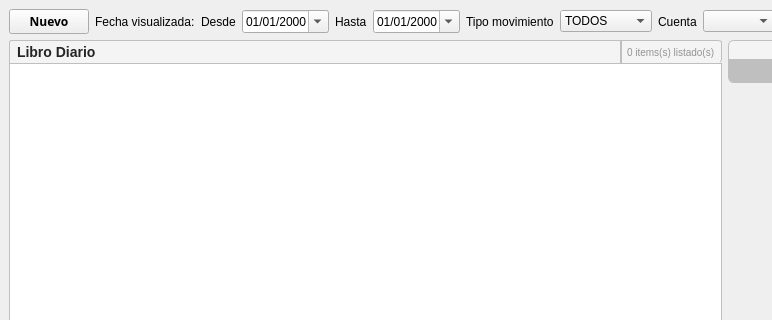
Qt form MyApp/model/movimiento/uis/libro_diario.ui (marcosstevens2012/GPP) before a commit; both pictures show x 0 to 772 and y 0 to 320 of the 937 by 600 pixel window.
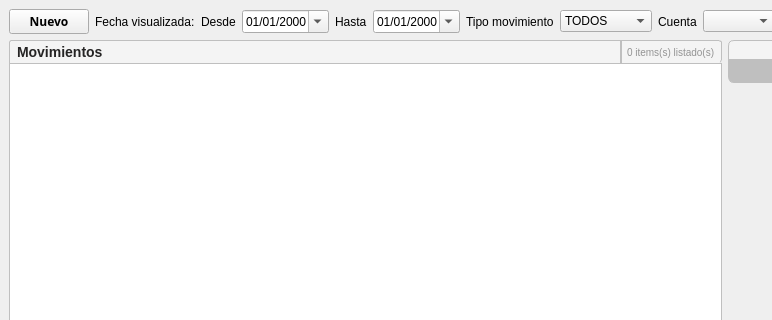
The same form after that commit.

Diff of the .ui file:
```diff
--- a/MyApp/model/movimiento/uis/libro_diario.ui
+++ b/MyApp/model/movimiento/uis/libro_diario.ui
@@ -202,7 +202,7 @@
 }</string>
               </property>
               <property name="text">
-               <string>Libro Diario</string>
+               <string>Movimientos</string>
               </property>
              </widget>
             </item>
```
